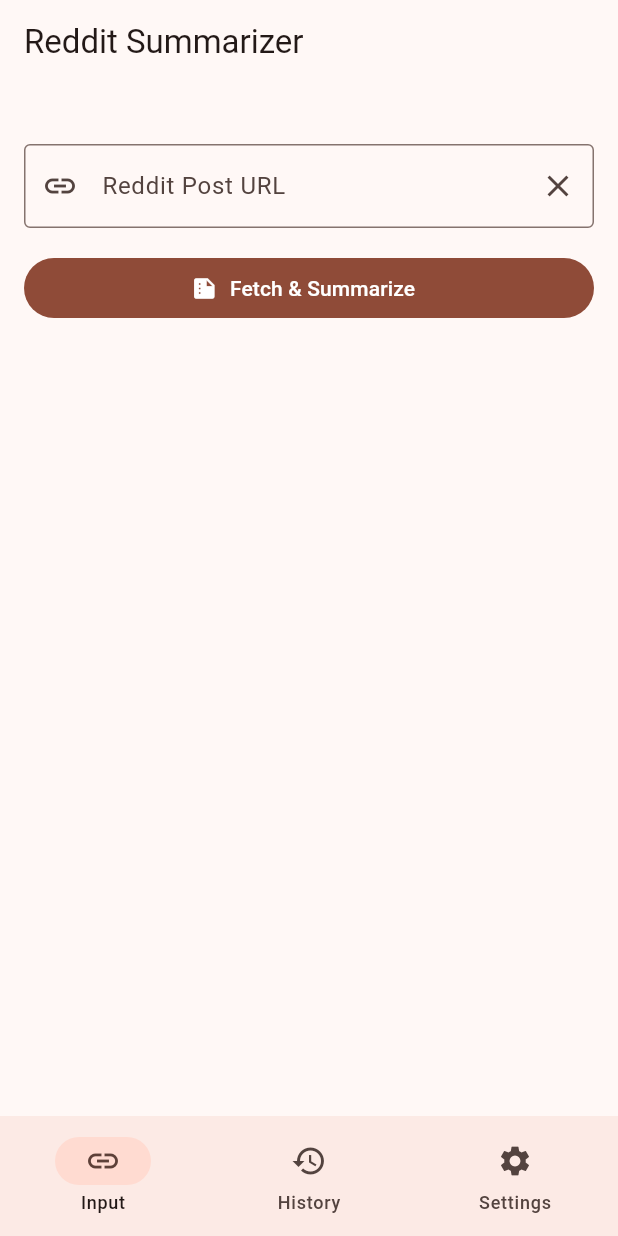
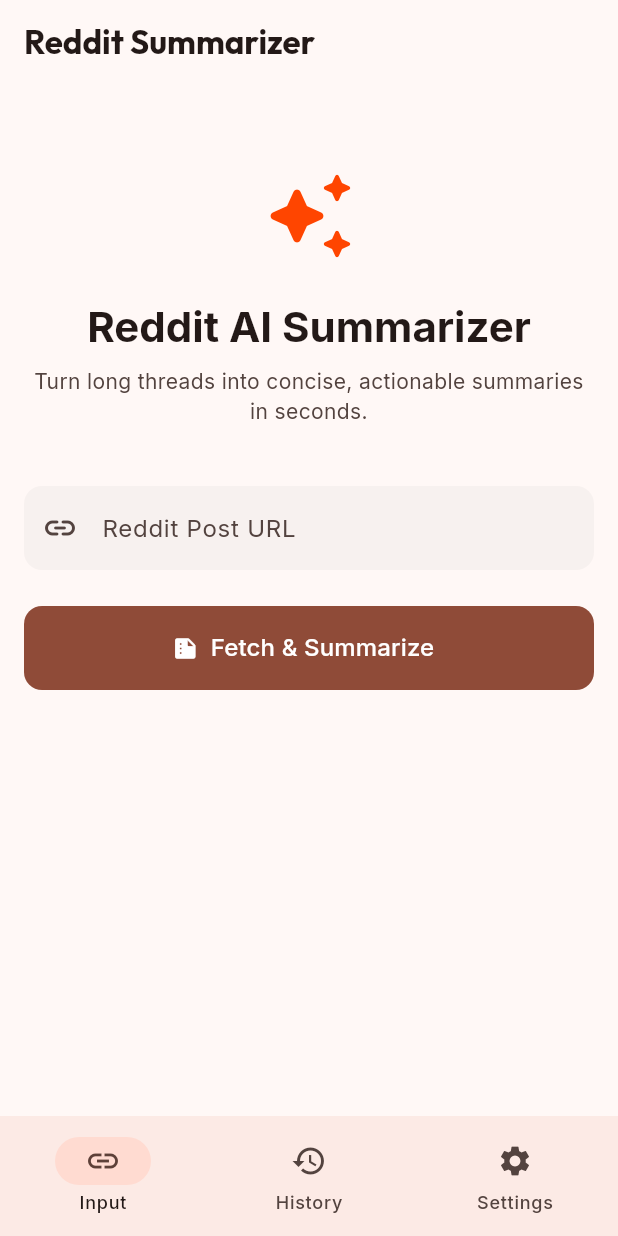
Before and after one commit to tieorange/reddit-ai-summarizer-flutter, a Flutter app: the screen it shows after launch, on a phone screen of 412 x 824 dp. Run offline on Flutter 3.47's test engine with Material 3 defaults, Android fonts, the phone set to English and light mode, and no system bars; our stand-ins replace dio, equatable, flutter_bloc, flutter_markdown_plus, flutter_secure_storage, fpdart and 4 more.

Commit message:
feat: integrate markdown rendering with custom styling and enhance UI layouts

```diff
--- a/lib/core/theme/app_theme.dart
+++ b/lib/core/theme/app_theme.dart
@@ -1,19 +1,67 @@
 import 'package:flutter/material.dart';
+import 'package:google_fonts/google_fonts.dart';
 
 class AppTheme {
-  static ThemeData light() => ThemeData(
-        useMaterial3: true,
-        colorScheme: ColorScheme.fromSeed(
-          seedColor: const Color(0xFFFF4500),
-          brightness: Brightness.light,
+  static const primaryColor = Color(0xFFFF4500); // Reddit Orange
+
+  static ThemeData light() => _buildTheme(Brightness.light);
+  static ThemeData dark() => _buildTheme(Brightness.dark);
+
+  static ThemeData _buildTheme(Brightness brightness) {
+    final baseTheme = ThemeData(
+      useMaterial3: true,
+      brightness: brightness,
+      colorScheme: ColorScheme.fromSeed(
+        seedColor: primaryColor,
+        brightness: brightness,
+        surfaceTint: Colors.transparent,
+      ),
+    );
+
+    return baseTheme.copyWith(
+      textTheme: GoogleFonts.interTextTheme(baseTheme.textTheme).copyWith(
+        titleLarge: GoogleFonts.outfit(
+          textStyle: baseTheme.textTheme.titleLarge,
+          fontWeight: FontWeight.bold,
         ),
-      );
-
-  static ThemeData dark() => ThemeData(
-        useMaterial3: true,
-        colorScheme: ColorScheme.fromSeed(
-          seedColor: const Color(0xFFFF4500),
-          brightness: Brightness.dark,
+        titleMedium: GoogleFonts.outfit(
+          textStyle: baseTheme.textTheme.titleMedium,
+          fontWeight: FontWeight.w600,
         ),
-      );
+      ),
+      cardTheme: CardThemeData(
+        elevation: 0,
+        shape: RoundedRectangleBorder(
+          borderRadius: BorderRadius.circular(16),
+          side: BorderSide(
+            color: brightness == Brightness.dark
+                ? Colors.white.withValues(alpha: 0.1)
+                : Colors.black.withValues(alpha: 0.05),
+          ),
+        ),
+        color: brightness == Brightness.dark
+            ? const Color(0xFF1A1A1A)
+            : Colors.white,
+      ),
+      inputDecorationTheme: InputDecorationTheme(
+        filled: true,
+        fillColor: brightness == Brightness.dark
+            ? Colors.white.withValues(alpha: 0.05)
+            : Colors.black.withValues(alpha: 0.03),
+        border: OutlineInputBorder(
+          borderRadius: BorderRadius.circular(12),
+          borderSide: BorderSide.none,
+        ),
+        enabledBorder: OutlineInputBorder(
+          borderRadius: BorderRadius.circular(12),
+          borderSide: BorderSide.none,
+        ),
+        focusedBorder: OutlineInputBorder(
+          borderRadius: BorderRadius.circular(12),
+          borderSide: const BorderSide(color: primaryColor, width: 2),
+        ),
+        contentPadding: const EdgeInsets.symmetric(horizontal: 16, vertical: 16),
+      ),
+    );
+  }
 }
--- a/lib/features/input/view/input_page.dart
+++ b/lib/features/input/view/input_page.dart
@@ -64,25 +64,58 @@
               if (state.status == InputStatus.loading) {
                 return const _LoadingSkeleton();
               }
-              return Column(
+              return Center(
+                child: ConstrainedBox(
+                  constraints: const BoxConstraints(maxWidth: 600),
+                  child: Column(
                     crossAxisAlignment: CrossAxisAlignment.stretch,
                     children: [
+                      const SizedBox(height: 40),
+                      const Icon(
+                        Icons.auto_awesome_rounded,
+                        size: 64,
+                        color: Color(0xFFFF4500),
+                      ),
                       const SizedBox(height: 24),
+                      Text(
+                        'Reddit AI Summarizer',
+                        style: Theme.of(context).textTheme.headlineMedium?.copyWith(
+                              fontWeight: FontWeight.bold,
+                            ),
+                        textAlign: TextAlign.center,
+                      ),
+                      const SizedBox(height: 8),
+                      Text(
+                        'Turn long threads into concise, actionable summaries in seconds.',
+                        style: Theme.of(context).textTheme.bodyMedium?.copyWith(
+                              color: Theme.of(context).colorScheme.onSurfaceVariant,
+                            ),
+                        textAlign: TextAlign.center,
+                      ),
+                      const SizedBox(height: 40),
                       UrlInputField(
                         controller: _controller,
                         onSubmitted: () => context.read<InputCubit>().submit(),
                         errorText: state.status == InputStatus.error ? state.errorMessage : null,
                       ),
-                  const SizedBox(height: 16),
-                  FilledButton.icon(
+                      const SizedBox(height: 24),
+                      SizedBox(
+                        height: 56,
+                        child: FilledButton.icon(
                           onPressed: () {
                             context.read<InputCubit>().updateUrl(_controller.text);
                             context.read<InputCubit>().submit();
                           },
-                    icon: const Icon(Icons.summarize),
-                    label: const Text('Fetch & Summarize'),
+                          style: FilledButton.styleFrom(
+                            shape: RoundedRectangleBorder(borderRadius: BorderRadius.circular(12)),
+                          ),
+                          icon: const Icon(Icons.summarize_rounded),
+                          label: const Text('Fetch & Summarize', style: TextStyle(fontSize: 16)),
+                        ),
                       ),
                     ],
+                  ),
+                ),
               );
             },
           ),
--- a/lib/features/input/widgets/url_input_field.dart
+++ b/lib/features/input/widgets/url_input_field.dart
@@ -22,12 +22,13 @@
         hintText: 'https://www.reddit.com/r/...',
         labelText: 'Reddit Post URL',
         errorText: errorText,
-        prefixIcon: const Icon(Icons.link),
-        suffixIcon: IconButton(
-          icon: const Icon(Icons.clear),
-          onPressed: () => controller.clear(),
-        ),
-        border: const OutlineInputBorder(),
+        prefixIcon: const Icon(Icons.link_rounded),
+        suffixIcon: controller.text.isNotEmpty
+            ? IconButton(
+                icon: const Icon(Icons.clear_rounded),
+                onPressed: () => controller.clear(),
+              )
+            : null,
       ),
       onSubmitted: (_) => onSubmitted(),
     );
--- a/pubspec.yaml
+++ b/pubspec.yaml
@@ -18,6 +18,8 @@
   equatable: ^2.0.8
   shimmer: ^3.0.0
   url_launcher: ^6.3.2
+  flutter_markdown_plus: ^1.0.7
+  google_fonts: ^8.0.2
 
 dev_dependencies:
   flutter_test:
```
Also changed, not shown: lib/core/theme/markdown_theme.dart (added, +73 -0 lines), lib/features/output/view/output_page.dart (+8 -3 lines), lib/features/output/widgets/prompt_preview_card.dart (+10 -8 lines), lib/features/output/widgets/summary_card.dart (+10 -4 lines), pubspec.lock. Lines whose indentation alone changed are shown as unchanged.
